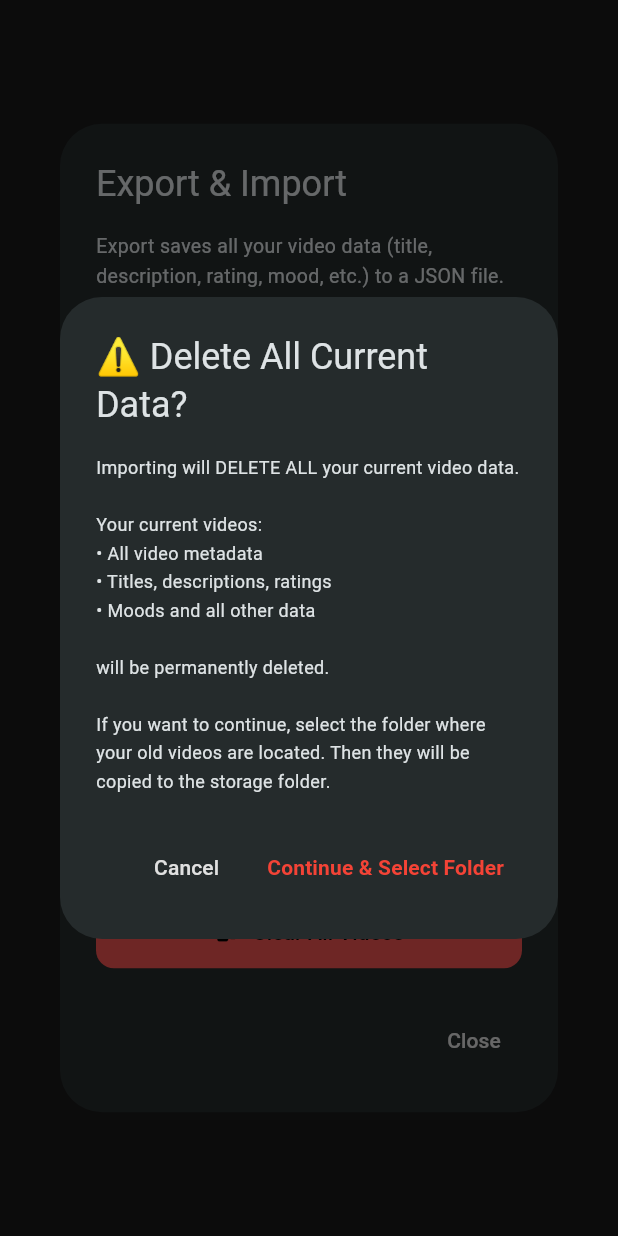
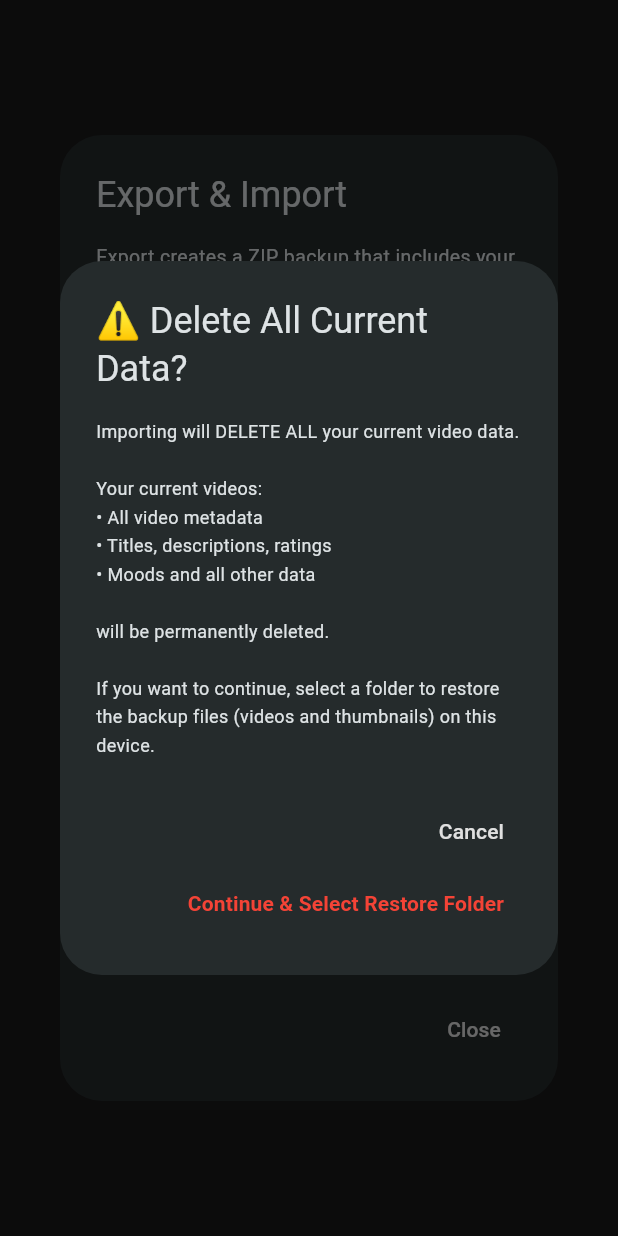
Before and after one commit to kargalar/video_diary, a Flutter app: the ExportImportDialog widget shown alone on an empty page, opened directly with empty values, after a tap on "Upload Import", on a phone screen of 412 x 824 dp. Run offline on Flutter 3.47's test engine with Material 3 defaults, Android fonts, the light colour scheme and no system bars; our stand-ins replace camera, flutter_local_notifications, flutter_slidable, flutter_timezone, hive_flutter, in_app_review and 6 more; missing offline and left inert: file_selector, video_thumbnail; accounts and stored records are empty.

Commit message:
back camera export import zip. with videos version: 1.0.9+9

```diff
--- a/lib/features/diary/viewmodel/diary_view_model.dart
+++ b/lib/features/diary/viewmodel/diary_view_model.dart
@@ -4,6 +4,7 @@ import 'package:flutter/foundation.dart';
 import 'package:intl/intl.dart';
 import 'package:camera/camera.dart';
 import 'package:permission_handler/permission_handler.dart';
+import 'package:shared_preferences/shared_preferences.dart';
 import 'package:video_thumbnail/video_thumbnail.dart' as vt;
 
 import '../../../services/storage_service.dart';
@@ -20,6 +21,10 @@ class DiaryViewModel extends ChangeNotifier {
   final StorageService _storage = StorageService();
   final VideoService _video = VideoService();
   final DayDataRepository _dayRepo = DayDataRepository();
+
+  static const String _preferredCameraLensKey = 'preferred_camera_lens';
+  CameraLensDirection _preferredLensDirection = CameraLensDirection.front;
+  bool _preferredLensLoaded = false;
 
   List<DiaryEntry> _entries = [];
   List<DiaryEntry> get entries => _entries;
@@ -60,10 +65,41 @@ class DiaryViewModel extends ChangeNotifier {
 
   CameraController? get cameraController => _video.controller;
 
+  CameraLensDirection get preferredLensDirection => _preferredLensDirection;
+
+  Future<void> _ensurePreferredLensLoaded() async {
+    if (_preferredLensLoaded) return;
+    final prefs = await SharedPreferences.getInstance();
+    final v = prefs.getString(_preferredCameraLensKey);
+    if (v == 'back') {
+      _preferredLensDirection = CameraLensDirection.back;
+    } else if (v == 'front') {
+      _preferredLensDirection = CameraLensDirection.front;
+    }
+    _preferredLensLoaded = true;
+  }
+
+  Future<void> _savePreferredLens(CameraLensDirection dir) async {
+    final prefs = await SharedPreferences.getInstance();
+    final v = dir == CameraLensDirection.back ? 'back' : 'front';
+    await prefs.setString(_preferredCameraLensKey, v);
+  }
+
   Future<void> initCamera() async {
     if (_video.controller != null && _video.controller!.value.isInitialized) return;
+    await _ensurePreferredLensLoaded();
     final settings = await _settingsRepo.load();
-    await _video.initCamera(landscape: settings.landscape);
+    await _video.initCamera(landscape: settings.landscape, lensDirection: _preferredLensDirection);
+    notifyListeners();
+  }
+
+  Future<void> toggleCamera() async {
+    if (_isRecording) return;
+    await _ensurePreferredLensLoaded();
+    final settings = await _settingsRepo.load();
+    await _video.switchCamera(landscape: settings.landscape);
+    _preferredLensDirection = _video.lensDirection;
+    await _savePreferredLens(_preferredLensDirection);
     notifyListeners();
   }
 
@@ -93,10 +129,11 @@ class DiaryViewModel extends ChangeNotifier {
     }
     final dir = await _storage.ensureDiaryFolder(base);
     final filename = _fileNameFor(DateTime.now());
-    final filePath = '${dir.path}${Platform.pathSeparator}$filename';
+    final filePath = '${dir.path}${Platform.pathSeparator}videos${Platform.pathSeparator}$filename';
 
     if (_video.controller == null || !_video.controller!.value.isInitialized) {
-      await _video.initCamera(landscape: settings.landscape);
+      await _ensurePreferredLensLoaded();
+      await _video.initCamera(landscape: settings.landscape, lensDirection: _preferredLensDirection);
     }
 
     // Try to start recording, and ensure state is set only on success
@@ -130,12 +167,15 @@ class DiaryViewModel extends ChangeNotifier {
       }
       final dir = await _storage.ensureDiaryFolder(base);
       final filename = _fileNameFor(DateTime.now());
-      final filePath = '${dir.path}${Platform.pathSeparator}$filename';
+      final filePath = '${dir.path}${Platform.pathSeparator}videos${Platform.pathSeparator}$filename';
 
       await _video.stopRecordingTo(filePath);
       final file = File(filePath);
       final bytes = await file.length();
-      final thumbPath = await vt.VideoThumbnail.thumbnailFile(video: filePath, imageFormat: vt.ImageFormat.PNG, maxHeight: 200, quality: 70);
+
+      // Generate thumbnail in thumbnails folder
+      final thumbDir = '${dir.path}${Platform.pathSeparator}thumbnails';
+      final thumbPath = await vt.VideoThumbnail.thumbnailFile(video: filePath, thumbnailPath: thumbDir, imageFormat: vt.ImageFormat.PNG, maxHeight: 200, quality: 70);
       // duration is not trivial to fetch without ffprobe; use video_player quick init
       final durMs = await _probeDurationMs(filePath);
       final entry = DiaryEntry(path: filePath, date: DateTime.now(), thumbnailPath: thumbPath, durationMs: durMs, fileBytes: bytes);
--- a/lib/features/settings/view/widgets/export_import_dialog.dart
+++ b/lib/features/settings/view/widgets/export_import_dialog.dart
@@ -4,7 +4,7 @@ import 'package:file_selector/file_selector.dart';
 import 'package:flutter/material.dart';
 import 'package:provider/provider.dart';
 
-import '../../../../features/diary/data/diary_repository.dart';
+import '../../../../features/diary/viewmodel/diary_view_model.dart';
 import '../../../../features/settings/viewmodel/settings_view_model.dart';
 import '../../../../services/export_import_service.dart';
 
@@ -19,7 +19,6 @@ class ExportImportDialog extends StatefulWidget {
 
 class _ExportImportDialogState extends State<ExportImportDialog> {
   final _service = ExportImportService();
-  final _diaryRepo = DiaryRepository();
   bool _isLoading = false;
 
   @override
@@ -30,18 +29,18 @@ class _ExportImportDialogState extends State<ExportImportDialog> {
         mainAxisSize: MainAxisSize.min,
         crossAxisAlignment: CrossAxisAlignment.start,
         children: [
-          const Text('Export saves all your video data (title, description, rating, mood, etc.) to a JSON file. Use Import to load data from another device.', style: TextStyle(fontSize: 13, height: 1.5)),
+          const Text('Export creates a ZIP backup that includes your videos, cover images, and all app data. Use Import to restore from a backup.', style: TextStyle(fontSize: 13, height: 1.5)),
           const SizedBox(height: 8),
           Container(
             padding: const EdgeInsets.all(12),
             decoration: BoxDecoration(color: Colors.blue.shade50, borderRadius: BorderRadius.circular(8)),
-            child: const Text('⚠️ Note: Export only saves metadata. You must manually transfer the actual video files to the new device.', style: TextStyle(fontSize: 11, height: 1.4, color: Color(0xFF1976D2))),
+            child: const Text('📦 Backup includes: videos, thumbnails, titles/descriptions/ratings/moods, daily data, and settings.', style: TextStyle(fontSize: 11, height: 1.4, color: Color(0xFF1976D2))),
           ),
           const SizedBox(height: 16),
           Container(
             padding: const EdgeInsets.all(12),
             decoration: BoxDecoration(color: Colors.amber.shade50, borderRadius: BorderRadius.circular(8)),
-            child: const Text('📁 During Import: You will be asked to select the folder where your video files are located on this device.', style: TextStyle(fontSize: 11, height: 1.4, color: Color(0xFFF57F17))),
+            child: const Text('📁 During Import: You will be asked where to restore the backup files on this device.', style: TextStyle(fontSize: 11, height: 1.4, color: Color(0xFFF57F17))),
           ),
           const SizedBox(height: 12),
           Container(
@@ -66,7 +65,7 @@ class _ExportImportDialogState extends State<ExportImportDialog> {
                 ElevatedButton.icon(
                   onPressed: _handleClearAll,
                   icon: const Icon(Icons.delete_sweep),
-                  label: const Text('Clear All Videos'),
+                  label: const Text('Clear All Data'),
                   style: ElevatedButton.styleFrom(backgroundColor: Colors.red[400]),
                 ),
               ],
@@ -83,7 +82,7 @@ class _ExportImportDialogState extends State<ExportImportDialog> {
 
       // Generate filename
       final timestamp = DateTime.now().toString().replaceAll(' ', '_').replaceAll(':', '-').split('.')[0];
-      final fileName = 'video_diary_export_$timestamp.json';
+      final fileName = 'video_diary_backup_$timestamp.zip';
 
       // Ask user to select where to save the file (choose directory)
       final selectedDir = await getDirectoryPath();
@@ -121,8 +120,8 @@ class _ExportImportDialogState extends State<ExportImportDialog> {
 
   Future<void> _handleImport() async {
     try {
-      // Step 1: Ask user to select JSON file
-      const typeGroup = XTypeGroup(label: 'JSON', extensions: <String>['json']);
+      // Step 1: Ask user to select ZIP backup
+      const typeGroup = XTypeGroup(label: 'ZIP', extensions: <String>['zip']);
       final file = await openFile(acceptedTypeGroups: <XTypeGroup>[typeGroup]);
 
       if (file == null) return;
@@ -140,7 +139,7 @@ class _ExportImportDialogState extends State<ExportImportDialog> {
             '• Titles, descriptions, ratings\n'
             '• Moods and all other data\n\n'
             'will be permanently deleted.\n\n'
-            'If you want to continue, select the folder where your old videos are located. Then they will be copied to the storage folder.',
+            'If you want to continue, select a folder to restore the backup files (videos and thumbnails) on this device.',
             style: TextStyle(fontSize: 12, height: 1.6),
           ),
           actions: [
@@ -148,7 +147,7 @@ class _ExportImportDialogState extends State<ExportImportDialog> {
             TextButton(
               onPressed: () => Navigator.of(context).pop(true),
               style: TextButton.styleFrom(foregroundColor: Colors.red),
-              child: const Text('Continue & Select Folder', style: TextStyle(fontWeight: FontWeight.bold)),
+              child: const Text('Continue & Select Restore Folder', style: TextStyle(fontWeight: FontWeight.bold)),
             ),
           ],
         ),
@@ -156,13 +155,13 @@ class _ExportImportDialogState extends State<ExportImportDialog> {
 
       if (continueImport != true) return;
 
-      // Step 3: Ask user to select video folder (old videos location)
+      // Step 3: Ask user to select restore folder
       if (!mounted) return;
-      final videoDirPath = await getDirectoryPath();
+      final restoreDirPath = await getDirectoryPath();
 
-      if (videoDirPath == null) {
+      if (restoreDirPath == null) {
         if (mounted) {
-          ScaffoldMessenger.of(context).showSnackBar(const SnackBar(content: Text('Import cancelled: Video directory not selected'), backgroundColor: Colors.orange));
+          ScaffoldMessenger.of(context).showSnackBar(const SnackBar(content: Text('Import cancelled: Restore directory not selected'), backgroundColor: Colors.orange));
         }
         return;
       }
@@ -172,15 +171,15 @@ class _ExportImportDialogState extends State<ExportImportDialog> {
         setState(() => _isLoading = true);
       }
 
-      final jsonFile = File(file.path);
-      final importedCount = await _service.importData(jsonFile, videoDirPath, replaceExisting: true);
+      final zipFile = File(file.path);
+      final importedCount = await _service.importData(zipFile, restoreDirPath, replaceExisting: true);
 
       if (mounted) {
         // Save the selected video directory as storage directory
         if (!mounted) return;
         try {
           final settingsVm = context.read<SettingsViewModel>();
-          settingsVm.setStorageDirectory(videoDirPath);
+          settingsVm.setStorageDirectory(restoreDirPath);
         } catch (e) {
           debugPrint('⚠️ Failed to save storage directory: $e');
         }
@@ -205,9 +204,9 @@ class _ExportImportDialogState extends State<ExportImportDialog> {
     final confirmed = await showDialog<bool>(
       context: context,
       builder: (context) => AlertDialog(
-        title: const Text('⚠️ Clear All Videos?'),
+        title: const Text('⚠️ Clear All Data?'),
         content: const Text(
-          'This will permanently DELETE ALL your videos and data.\n\n'
+          'This will permanently DELETE ALL your videos, thumbnails, ratings, moods, streak data, and settings.\n\n'
           'This action CANNOT be undone!\n\n'
           'Are you sure?',
           style: TextStyle(fontSize: 12, height: 1.6),
@@ -230,11 +229,18 @@ class _ExportImportDialogState extends State<ExportImportDialog> {
         setState(() => _isLoading = true);
       }
 
-      await _diaryRepo.clear();
+      // Use DiaryViewModel's clearAll to properly clear all data including day data, streak, ratings, moods
+      if (!mounted) return;
+      final diaryVm = context.read<DiaryViewModel>();
+      final success = await diaryVm.clearAll();
+
+      if (!success) {
+        throw Exception('Failed to clear data');
+      }
 
       if (mounted) {
         Navigator.of(context).pop();
-        ScaffoldMessenger.of(context).showSnackBar(const SnackBar(content: Text('✅ All videos cleared!'), backgroundColor: Colors.green, duration: Duration(seconds: 2)));
+        ScaffoldMessenger.of(context).showSnackBar(const SnackBar(content: Text('✅ All data cleared!'), backgroundColor: Colors.green, duration: Duration(seconds: 2)));
         widget.onDataImported();
       }
     } catch (e) {
--- a/lib/services/storage_service.dart
+++ b/lib/services/storage_service.dart
@@ -29,6 +29,18 @@ class StorageService {
     if (!await d.exists()) {
       await d.create(recursive: true);
     }
+
+    // Create videos and thumbnails subdirectories
+    final videosDir = Directory('${d.path}${Platform.pathSeparator}videos');
+    final thumbsDir = Directory('${d.path}${Platform.pathSeparator}thumbnails');
+
+    if (!await videosDir.exists()) {
+      await videosDir.create(recursive: true);
+    }
+    if (!await thumbsDir.exists()) {
+      await thumbsDir.create(recursive: true);
+    }
+
     return d;
   }
 }
--- a/pubspec.yaml
+++ b/pubspec.yaml
@@ -2,7 +2,7 @@ name: video_diary
 description: "Video Diary - Your Personal Video Journal"
 # pub.dev using `flutter pub publish`. This is preferred for private packages.
 publish_to: 'none' # Remove this line if you wish to publish to pub.dev
-version: 1.0.8+8
+version: 1.0.9+9
 
 environment:
   sdk: ^3.8.1
@@ -32,6 +32,7 @@ dependencies:
   webview_flutter: ^4.13.0
   shared_preferences: ^2.5.3
   in_app_review: ^2.0.11
+  archive: ^4.0.7
 
 dev_dependencies:
   flutter_test:
```
Also changed, not shown: lib/features/diary/view/recording_page.dart (+23 -0 lines), lib/services/export_import_service.dart (+216 -139 lines), lib/services/video_service.dart (+26 -2 lines), pubspec.lock, 2 other files.
